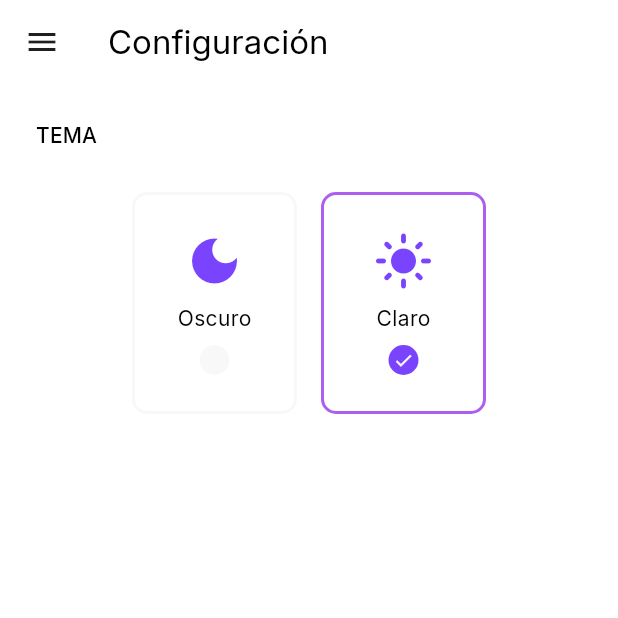
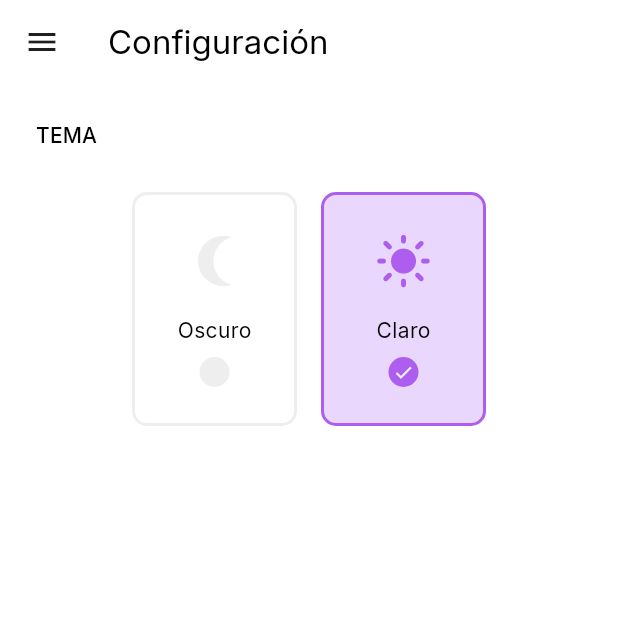
Before and after one commit to SebCorrea/avilatek_prueba_tecnica, a Flutter app: the screen it shows after launch, after a tap on "Claro", on a phone screen of 412 x 824 dp, the top half of it. Run offline on Flutter 3.47's test engine with Material 3 defaults, Android fonts, the phone set to English and light mode, and no system bars; our stand-ins replace equatable, flutter_bloc, go_router, google_fonts.

Commit message:
[FEAT]: Agrega animaciones a las cards para seleccionar el tema de la app

```diff
--- a/lib/config/theme/app_color_scheme.dart
+++ b/lib/config/theme/app_color_scheme.dart
@@ -12,7 +12,7 @@ class AppColorScheme {
         secondary: AppColors.violet500,
         onSecondary: AppColors.white100,
         secondaryContainer: AppColors.violet300,
-        onSecondaryContainer: AppColors.violet950,
+        onSecondaryContainer: AppColors.indigo200,
         errorContainer: AppColors.red200,
         error: AppColors.red600,
         onError: AppColors.red900,
--- a/lib/config/theme/app_colors.dart
+++ b/lib/config/theme/app_colors.dart
@@ -2,7 +2,7 @@ import 'dart:ui';
 
 class AppColors {
   /*Neutrals*/
-  static const Color white100 = Color(0xfff8f8f8);
+  static const Color white100 = Color(0xffeeeeee);
   static const Color black950 = Color(0xff010101);
 
   /*Primary*/
--- a/lib/core/ui/menus/navigation_drawer_menu.dart
+++ b/lib/core/ui/menus/navigation_drawer_menu.dart
@@ -117,15 +117,15 @@ class _NavigationDrawerHeader extends StatelessWidget {
     return Container(
       width: double.infinity,
       padding: const EdgeInsets.all(24.0),
-      decoration: BoxDecoration(
+      decoration: const BoxDecoration(
         gradient: LinearGradient(
           begin: Alignment.topLeft,
           end: Alignment.bottomRight,
           colors: [
-            context.colorScheme.onSecondaryContainer,
+            AppColors.violet950,
             Colors.black,
           ],
-          stops: const [0.4, 1],
+          stops: [0.4, 1],
         ),
       ),
       child: const _UserItem(),
--- a/lib/core/ui/utils/ui_strings.dart
+++ b/lib/core/ui/utils/ui_strings.dart
@@ -10,4 +10,11 @@ class UIStrings {
   static const String series = 'Series';
   static const String movies = 'Películas';
   static const String configuration = 'Configuración';
+
+/*Config Screen*/
+  static const String theme = 'Tema';
+  static const String dark = 'Oscuro';
+  static const String light = 'Claro';
+
+
 }
--- a/lib/features/configuration/ui/screens/configuration_screen.dart
+++ b/lib/features/configuration/ui/screens/configuration_screen.dart
@@ -1,3 +1,5 @@
+import 'dart:math';
+
 import 'package:avilatek_prueba_tecnica/config/theme/ui_extension.dart';
 import 'package:avilatek_prueba_tecnica/core/ui/utils/ui_strings.dart';
 import 'package:avilatek_prueba_tecnica/core/ui/widgets/basic_appbar.dart';
@@ -48,16 +50,13 @@ class _ThemeSection extends StatelessWidget {
       crossAxisAlignment: CrossAxisAlignment.start,
       children: [
         Text(
-          'Tema'.toUpperCase(),
+          UIStrings.theme.toUpperCase(),
           style: context.textTheme.titleSmall,
         ),
         const SizedBox(height: 4.0),
         Container(
           padding: const EdgeInsets.all(16.0),
-          decoration: BoxDecoration(
-            color: context.colorScheme.surface,
-            borderRadius: BorderRadius.circular(7)
-          ),
+          decoration: BoxDecoration(color: context.colorScheme.surface, borderRadius: BorderRadius.circular(7)),
           child: const _ThemeSelector(),
         ),
       ],
@@ -76,14 +75,14 @@ class _ThemeSelector extends StatelessWidget {
       mainAxisAlignment: MainAxisAlignment.center,
       children: [
         _ThemeCard(
-          icon: Icons.dark_mode,
-          label: 'Oscuro',
+          icon: Icons.nightlight_round_sharp,
+          label: UIStrings.dark,
           isSelected: themeSate.isDarkMode,
           onTap: () => context.read<ThemeBloc>().add(OnDarkModeSelected()),
         ),
         _ThemeCard(
           icon: Icons.light_mode,
-          label: 'Claro',
+          label: UIStrings.light,
           isSelected: !themeSate.isDarkMode,
           onTap: () => context.read<ThemeBloc>().add(OnLightModeSelected()),
         )
@@ -113,7 +112,7 @@ class _ThemeCard extends StatelessWidget {
         width: 110,
         duration: const Duration(milliseconds: 200),
         decoration: BoxDecoration(
-          color: context.colorScheme.surface,
+          color: isSelected ? context.colorScheme.onSecondaryContainer : context.colorScheme.surface,
           borderRadius: BorderRadius.circular(10.0),
           border: Border.all(
             color: isSelected ? context.colorScheme.primary : context.colorScheme.background,
@@ -125,15 +124,21 @@ class _ThemeCard extends StatelessWidget {
         child: Column(
           crossAxisAlignment: CrossAxisAlignment.center,
           children: [
-            Icon(
-              icon,
-              size: 40,
-              color: context.colorScheme.secondary,
+            AnimatedIcon(
+              isSelected: isSelected,
+              icon: Icon(
+                icon,
+                size: 40,
+                color: isSelected ? context.colorScheme.primary : context.colorScheme.background,
+              ),
             ),
             const SizedBox(
-              height: 8.0,
+              height: 16.0,
             ),
-            Text(label),
+            Text(
+              label,
+              style: context.textTheme.bodyMedium,
+            ),
             const SizedBox(
               height: 8.0,
             ),
@@ -141,6 +146,60 @@ class _ThemeCard extends StatelessWidget {
           ],
         ),
       ),
+    );
+  }
+}
+
+class AnimatedIcon extends StatefulWidget {
+  final bool isSelected;
+  final Icon icon;
+  final double angle;
+
+  const AnimatedIcon({
+    super.key,
+    required this.isSelected,
+    required this.icon,
+    this.angle = -pi / 4,
+  });
+
+  @override
+  State<AnimatedIcon> createState() => _AnimatedIconState();
+}
+
+class _AnimatedIconState extends State<AnimatedIcon> with SingleTickerProviderStateMixin {
+  late AnimationController _controller;
+  late Animation<double> _rotateAnim;
+
+  @override
+  void initState() {
+    super.initState();
+    _controller = AnimationController(
+      vsync: this,
+      duration: const Duration(milliseconds: 500),
+    );
+    _rotateAnim = Tween(begin: 0.0, end: widget.angle).animate(_controller);
+  }
+
+  @override
+  void dispose() {
+    _controller.dispose();
+    super.dispose();
+  }
+
+  @override
+  Widget build(BuildContext context) {
+    if (!widget.isSelected) _controller.value = 0.0;
+    if (widget.isSelected) _controller.forward();
+
+    return AnimatedBuilder(
+      animation: _rotateAnim,
+      builder: (context, child) {
+        return Transform.rotate(
+          angle: _rotateAnim.value,
+          child: child,
+        );
+      },
+      child: widget.icon,
     );
   }
 }
@@ -156,7 +215,7 @@ class _SelectedThemeIcon extends StatelessWidget {
       height: 20,
       width: 20,
       decoration: BoxDecoration(
-        color: isSelected ? context.colorScheme.secondary : context.colorScheme.background,
+        color: isSelected ? context.colorScheme.primary : context.colorScheme.background,
         borderRadius: BorderRadius.circular(20),
       ),
       duration: const Duration(milliseconds: 200),
```
